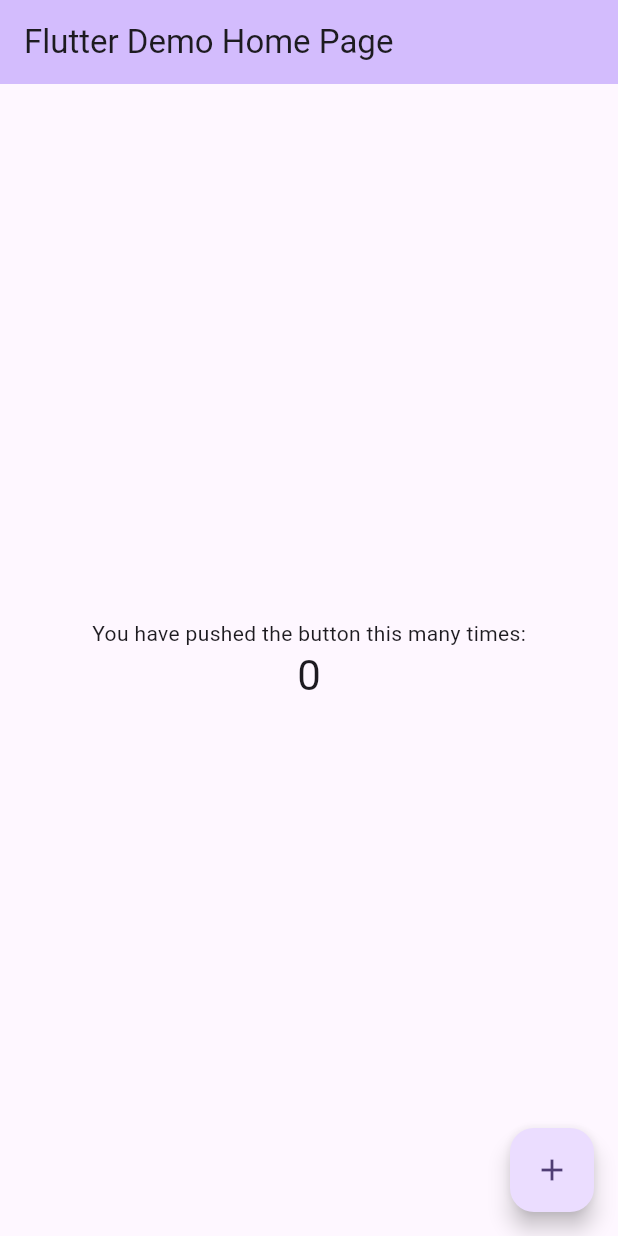
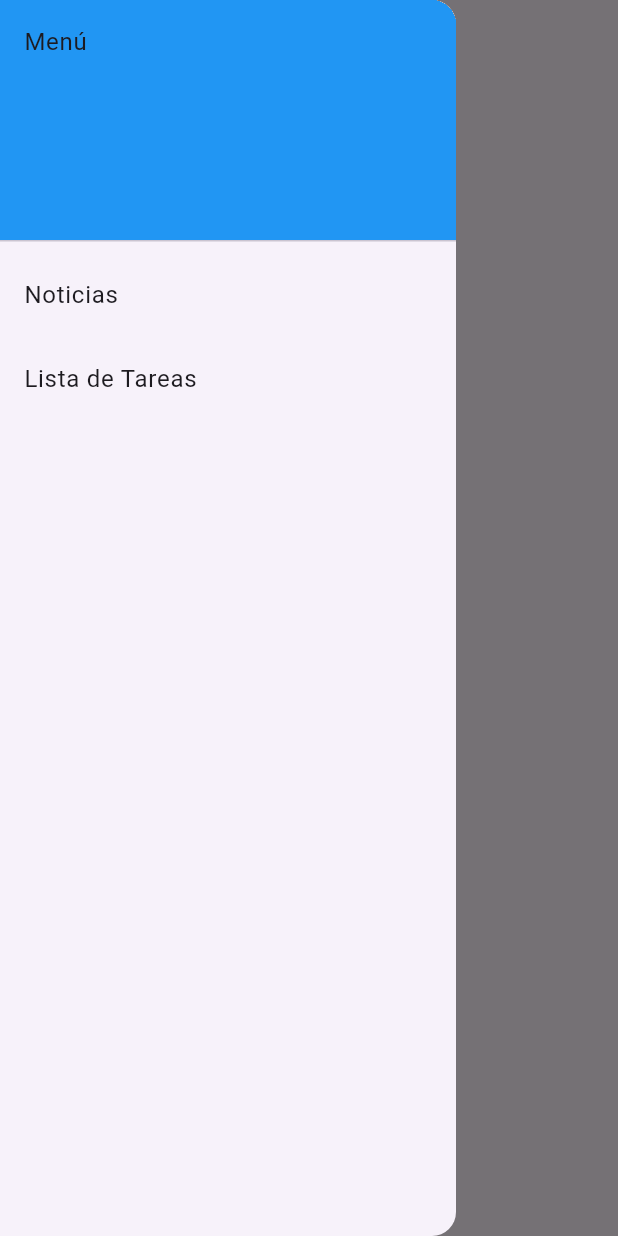
Before and after one commit to oscarvaldivieso/examen1, a Flutter app: the screen it shows after launch, with the side drawer open (before the commit the screen has no drawer), on a phone screen of 412 x 824 dp. Run offline on Flutter 3.47's test engine with Material 3 defaults, Android fonts, the phone set to English and light mode, and no system bars; our stand-ins replace go_router.

Commit message:
Agregada la estructura básica, navegación y pantallas principales

```diff
--- /dev/null
+++ b/lib/features/news/presentation/news_screen.dart
@@ -0,0 +1,13 @@
+import 'package:flutter/material.dart';
+
+class NewsScreen extends StatelessWidget {
+  const NewsScreen({super.key});
+
+  @override
+  Widget build(BuildContext context) {
+    return Scaffold(
+      appBar: AppBar(title: const Text('Noticias')),
+      body: const Center(child: Text('Aquí se mostrarán las noticias')),
+    );
+  }
+}
--- /dev/null
+++ b/lib/features/tasks/presentation/tasks_screen.dart
@@ -0,0 +1,13 @@
+import 'package:flutter/material.dart';
+
+class TasksScreen extends StatelessWidget {
+  const TasksScreen({super.key});
+
+  @override
+  Widget build(BuildContext context) {
+    return Scaffold(
+      appBar: AppBar(title: const Text('Lista de Tareas')),
+      body: const Center(child: Text('Aquí se mostrarán las tareas')),
+    );
+  }
+}
--- a/lib/main.dart
+++ b/lib/main.dart
@@ -1,126 +1,67 @@
 import 'package:flutter/material.dart';
+import 'package:go_router/go_router.dart';
+import 'features/news/presentation/news_screen.dart';
+import 'features/tasks/presentation/tasks_screen.dart';
 
 void main() {
-  runApp(const MyApp());
+  runApp(MyApp());
 }
 
-
 class MyApp extends StatelessWidget {
-  const MyApp({super.key});
-
-  // This widget is the root of your application.
   @override
   Widget build(BuildContext context) {
-    return MaterialApp(
-      title: 'Flutter Demo',
-      theme: ThemeData(
-        // This is the theme of your application.
-        //
-        // TRY THIS: Try running your application with "flutter run". You'll see
-        // the application has a purple toolbar. Then, without quitting the app,
-        // try changing the seedColor in the colorScheme below to Colors.green
-        // and then invoke "hot reload" (save your changes or press the "hot
-        // reload" button in a Flutter-supported IDE, or press "r" if you used
-        // the command line to start the app).
-        //
-        // Notice that the counter didn't reset back to zero; the application
-        // state is not lost during the reload. To reset the state, use hot
-        // restart instead.
-        //
-        // This works for code too, not just values: Most code changes can be
-        // tested with just a hot reload.
-        colorScheme: ColorScheme.fromSeed(seedColor: Colors.deepPurple),
-        useMaterial3: true,
-      ),
-      home: const MyHomePage(title: 'Flutter Demo Home Page'),
+    return MaterialApp.router(
+      title: 'Flutter App',
+      routerConfig: _router,
     );
   }
+
+  final GoRouter _router = GoRouter(
+    initialLocation: '/',
+    routes: [
+      GoRoute(
+        path: '/',
+        builder: (context, state) => const HomeScreen(),
+      ),
+      GoRoute(
+        path: '/news',
+        builder: (context, state) => const NewsScreen(),
+      ),
+      GoRoute(
+        path: '/tasks',
+        builder: (context, state) => const TasksScreen(),
+      ),
+    ],
+  );
 }
 
-class MyHomePage extends StatefulWidget {
-  const MyHomePage({super.key, required this.title});
-
-  // This widget is the home page of your application. It is stateful, meaning
-  // that it has a State object (defined below) that contains fields that affect
-  // how it looks.
-
-  // This class is the configuration for the state. It holds the values (in this
-  // case the title) provided by the parent (in this case the App widget) and
-  // used by the build method of the State. Fields in a Widget subclass are
-  // always marked "final".
-
-  final String title;
-
-  @override
-  State<MyHomePage> createState() => _MyHomePageState();
-}
-
-class _MyHomePageState extends State<MyHomePage> {
-  int _counter = 0;
-
-  void _incrementCounter() {
-    setState(() {
-      // This call to setState tells the Flutter framework that something has
-      // changed in this State, which causes it to rerun the build method below
-      // so that the display can reflect the updated values. If we changed
-      // _counter without calling setState(), then the build method would not be
-      // called again, and so nothing would appear to happen.
-      _counter++;
-    });
-  }
+class HomeScreen extends StatelessWidget {
+  const HomeScreen({super.key});
 
   @override
   Widget build(BuildContext context) {
-    // This method is rerun every time setState is called, for instance as done
-    // by the _incrementCounter method above.
-    //
-    // The Flutter framework has been optimized to make rerunning build methods
-    // fast, so that you can just rebuild anything that needs updating rather
-    // than having to individually change instances of widgets.
     return Scaffold(
-      appBar: AppBar(
-        // TRY THIS: Try changing the color here to a specific color (to
-        // Colors.amber, perhaps?) and trigger a hot reload to see the AppBar
-        // change color while the other colors stay the same.
-        backgroundColor: Theme.of(context).colorScheme.inversePrimary,
-        // Here we take the value from the MyHomePage object that was created by
-        // the App.build method, and use it to set our appbar title.
-        title: Text(widget.title),
-      ),
-      body: Center(
-        // Center is a layout widget. It takes a single child and positions it
-        // in the middle of the parent.
-        child: Column(
-          // Column is also a layout widget. It takes a list of children and
-          // arranges them vertically. By default, it sizes itself to fit its
-          // children horizontally, and tries to be as tall as its parent.
-          //
-          // Column has various properties to control how it sizes itself and
-          // how it positions its children. Here we use mainAxisAlignment to
-          // center the children vertically; the main axis here is the vertical
-          // axis because Columns are vertical (the cross axis would be
-          // horizontal).
-          //
-          // TRY THIS: Invoke "debug painting" (choose the "Toggle Debug Paint"
-          // action in the IDE, or press "p" in the console), to see the
-          // wireframe for each widget.
-          mainAxisAlignment: MainAxisAlignment.center,
+      appBar: AppBar(title: const Text('Menú Principal')),
+      drawer: Drawer(
+        child: ListView(
+          padding: EdgeInsets.zero,
           children: <Widget>[
-            const Text(
-              'You have pushed the button this many times:',
+            const DrawerHeader(
+              child: Text('Menú'),
+              decoration: BoxDecoration(color: Colors.blue),
             ),
-            Text(
-              '$_counter',
-              style: Theme.of(context).textTheme.headlineMedium,
+            ListTile(
+              title: const Text('Noticias'),
+              onTap: () => context.go('/news'),
+            ),
+            ListTile(
+              title: const Text('Lista de Tareas'),
+              onTap: () => context.go('/tasks'),
             ),
           ],
         ),
       ),
-      floatingActionButton: FloatingActionButton(
-        onPressed: _incrementCounter,
-        tooltip: 'Increment',
-        child: const Icon(Icons.add),
-      ), // This trailing comma makes auto-formatting nicer for build methods.
+      body: const Center(child: Text('Pantalla Principal')),
     );
   }
 }
```
Also changed, not shown: pubspec.yaml (+3 -74 lines), pubspec.lock, 1 other file.
